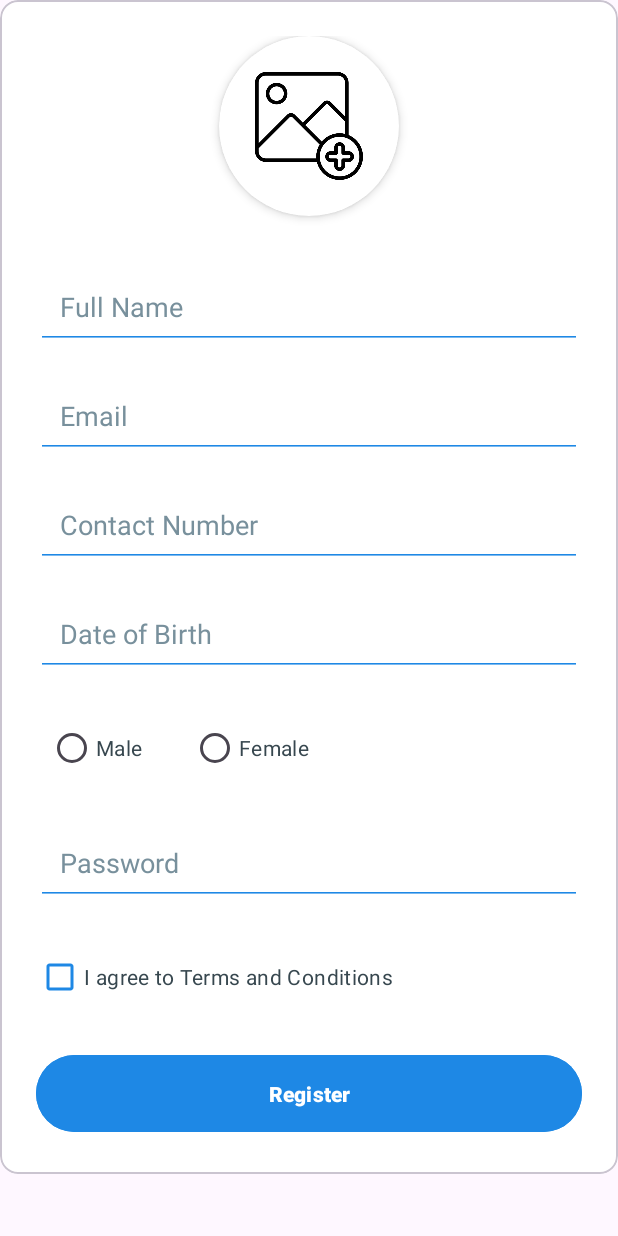
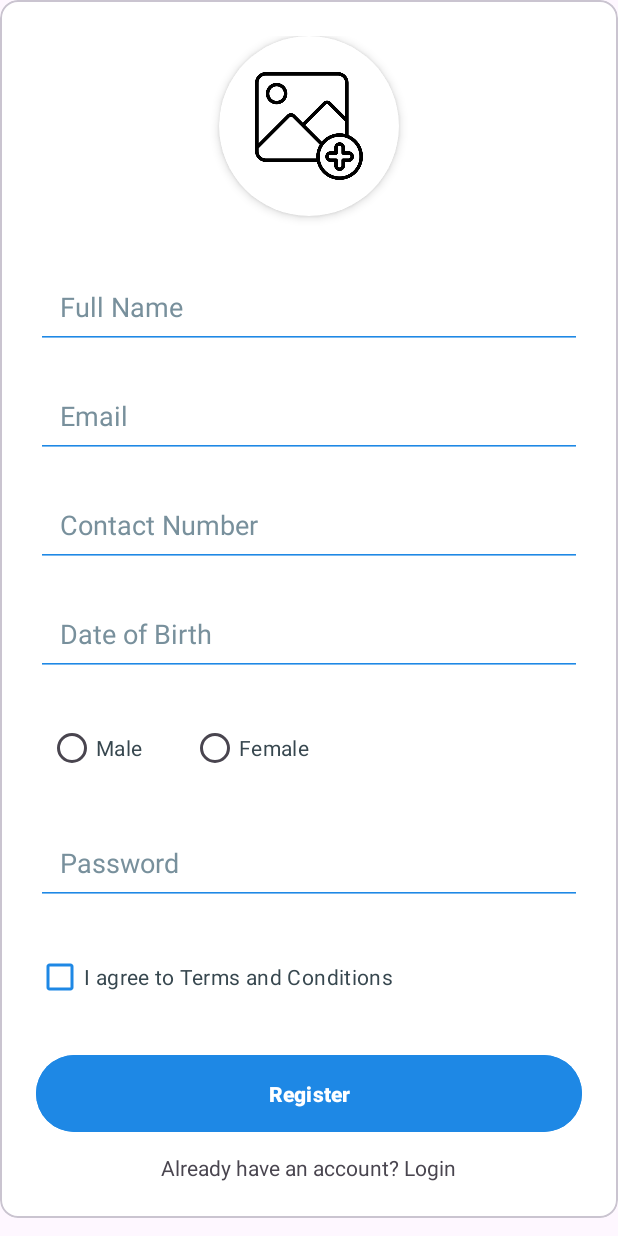
Before and after one commit to sampathdp/LuxeVista-Resort, an Android app: the fragment RegistrationFragment placed in its activity, on a phone screen of 412 x 824 dp. Run offline under Robolectric (Android 15) with nearby library versions, the phone set to English and light mode, and no system bars.

Commit message:
1/2 Update

```diff
--- a/app/src/main/java/com/dreampixel/luxevistaresort/DatabaseHelper.java
+++ b/app/src/main/java/com/dreampixel/luxevistaresort/DatabaseHelper.java
@@ -7,7 +7,7 @@ import android.database.sqlite.SQLiteDatabase;
 import android.database.sqlite.SQLiteOpenHelper;
 
 public class DatabaseHelper extends SQLiteOpenHelper {
-    private static final String DATABASE_NAME = "UsersDB";
+    private static final String DATABASE_NAME = "LuxeVistaResort.db";
     private static final int DATABASE_VERSION = 1;
     private static final String TABLE_USERS = "users";
 
--- a/app/src/main/java/com/dreampixel/luxevistaresort/LoginFragment.java
+++ b/app/src/main/java/com/dreampixel/luxevistaresort/LoginFragment.java
@@ -1,5 +1,6 @@
 package com.dreampixel.luxevistaresort;
 
+import android.content.Intent;
 import android.os.Bundle;
 
 import androidx.fragment.app.Fragment;
@@ -9,6 +10,7 @@ import android.view.View;
 import android.view.ViewGroup;
 import android.widget.Button;
 import android.widget.EditText;
+import android.widget.TextView;
 import android.widget.Toast;
 
 import androidx.fragment.app.FragmentManager;
@@ -19,19 +21,23 @@ import java.util.List;
 
 public class LoginFragment extends Fragment {
 
-    private Button btn_signUp_Link;
-
     private EditText emailField, passwordField;
-    private Button loginButton;
-    private DatabaseHelper dbHelper;
 
     @Override
     public View onCreateView(LayoutInflater inflater, ViewGroup container, Bundle savedInstanceState) {
         View view = inflater.inflate(R.layout.fragment_login, container, false);
 
+        TextView btn_signUp_Link = view.findViewById(R.id.registerLink);
+        Button loginButton = view.findViewById(R.id.loginButton);
+
+        emailField = view.findViewById(R.id.emailField);
+        passwordField = view.findViewById(R.id.passwordField);
+
+        loginButton.setOnClickListener(v->SignIn());
+        btn_signUp_Link.setOnClickListener(v -> OpenSignUpPage());
+
         Slider(view);
-        OpenSignUpPage(view);
-        SignIn(view);
+
         return view;
     }
     void Slider(View view){
@@ -45,38 +51,32 @@ public class LoginFragment extends Fragment {
         SliderAdapter adapter = new SliderAdapter(images);
         viewPager.setAdapter(adapter);
     }
-    void OpenSignUpPage(View view){
-        btn_signUp_Link = view.findViewById(R.id.registerLink);
+    void OpenSignUpPage(){
 
-        btn_signUp_Link.setOnClickListener(new View.OnClickListener() {
-            @Override
-            public void onClick(View v) {
         if (getActivity() != null) {
             FragmentManager fragmentManager = getActivity().getSupportFragmentManager();
             FragmentTransaction transaction = fragmentManager.beginTransaction();
             transaction.replace(R.id.fragmentContainer_Main, new RegistrationFragment());
             transaction.commit();
         }
-            }
-        });
+
     }
 
-    void SignIn(View view){
-        dbHelper = new DatabaseHelper(getActivity());
-
-        emailField = view.findViewById(R.id.emailField);
-        passwordField = view.findViewById(R.id.passwordField);
-        loginButton = view.findViewById(R.id.loginButton);
-
-        loginButton.setOnClickListener(v -> {
+    void SignIn(){
+        DatabaseHelper dbHelper = new DatabaseHelper(getActivity());
         String email = emailField.getText().toString();
         String password = passwordField.getText().toString();
 
+        if (email.isEmpty() || password.isEmpty()) {
+            Toast.makeText(getActivity(), "Please fill all fields", Toast.LENGTH_SHORT).show();
+            return;
+        }
+
         if (dbHelper.checkUserExists(email, password)) {
-                Toast.makeText(getActivity(), "Login successful", Toast.LENGTH_SHORT).show();
+            Intent intent = new Intent(this.getActivity(), HomeActivity.class);
+            startActivity(intent);
         } else {
             Toast.makeText(getActivity(), "Invalid credentials", Toast.LENGTH_SHORT).show();
         }
-        });
     }
 }
--- a/app/src/main/res/layout/fragment_registration.xml
+++ b/app/src/main/res/layout/fragment_registration.xml
@@ -1,7 +1,6 @@
 <?xml version="1.0" encoding="utf-8"?>
 <com.google.android.material.card.MaterialCardView
     xmlns:android="http://schemas.android.com/apk/res/android"
-    xmlns:app="http://schemas.android.com/apk/res-auto"
     android:layout_width="match_parent"
     android:layout_height="wrap_content"
     android:backgroundTint="@color/surface">
@@ -18,7 +17,6 @@
             android:orientation="vertical"
             android:gravity="center">
 
-            <!-- Profile Picture -->
             <ImageView
                 android:id="@+id/iv_profile_picture"
                 android:layout_width="120dp"
@@ -33,7 +31,6 @@
                 android:padding="24dp"
                 android:clipToOutline="true"/>
 
-            <!-- Full Name Input -->
             <EditText
                 android:id="@+id/et_full_name"
                 android:layout_width="match_parent"
@@ -46,7 +43,6 @@
                 android:padding="16dp"
                 android:layout_marginTop="8dp"/>
 
-            <!-- Email Input -->
             <EditText
                 android:id="@+id/et_email"
                 android:layout_width="match_parent"
@@ -59,7 +55,6 @@
                 android:padding="16dp"
                 android:layout_marginTop="16dp"/>
 
-            <!-- Contact Number -->
             <EditText
                 android:id="@+id/et_contact"
                 android:layout_width="match_parent"
@@ -72,7 +67,6 @@
                 android:padding="16dp"
                 android:layout_marginTop="16dp"/>
 
-            <!-- Date of Birth -->
             <EditText
                 android:id="@+id/et_dob"
                 android:layout_width="match_parent"
@@ -85,7 +79,6 @@
                 android:padding="16dp"
                 android:layout_marginTop="16dp"/>
 
-            <!-- Gender Selection -->
             <RadioGroup
                 android:id="@+id/rg_gender"
                 android:layout_width="match_parent"
@@ -113,7 +106,6 @@
                     android:buttonTint="@color/primary"/>
             </RadioGroup>
 
-            <!-- Password Input -->
             <EditText
                 android:id="@+id/et_password"
                 android:layout_width="match_parent"
@@ -126,7 +118,6 @@
                 android:padding="16dp"
                 android:layout_marginTop="16dp"/>
 
-            <!-- Terms and Conditions Checkbox -->
             <CheckBox
                 android:id="@+id/cb_terms"
                 android:layout_width="match_parent"
@@ -135,8 +126,6 @@
                 android:textColor="@color/text_primary"
                 android:buttonTint="@color/primary"
                 android:layout_marginTop="24dp"/>
-
-            <!-- Register Button -->
             <Button
                 android:id="@+id/btn_register"
                 android:layout_width="match_parent"
@@ -147,6 +136,14 @@
                 android:layout_marginTop="24dp"
                 android:padding="16dp"
                 android:textStyle="bold"/>
+            <TextView
+                android:id="@+id/loginLink"
+                android:layout_width="wrap_content"
+                android:layout_height="wrap_content"
+                android:layout_marginTop="10dp"
+                android:clickable="true"
+                android:focusable="true"
+                android:text="Already have an account? Login" />
         </LinearLayout>
     </ScrollView>
 </com.google.android.material.card.MaterialCardView>
```
Also changed, not shown: app/src/main/java/com/dreampixel/luxevistaresort/RegistrationFragment.java (+34 -12 lines), app/src/main/res/layout/fragment_login.xml (+1 -6 lines). Lines whose indentation alone changed are shown as unchanged.
